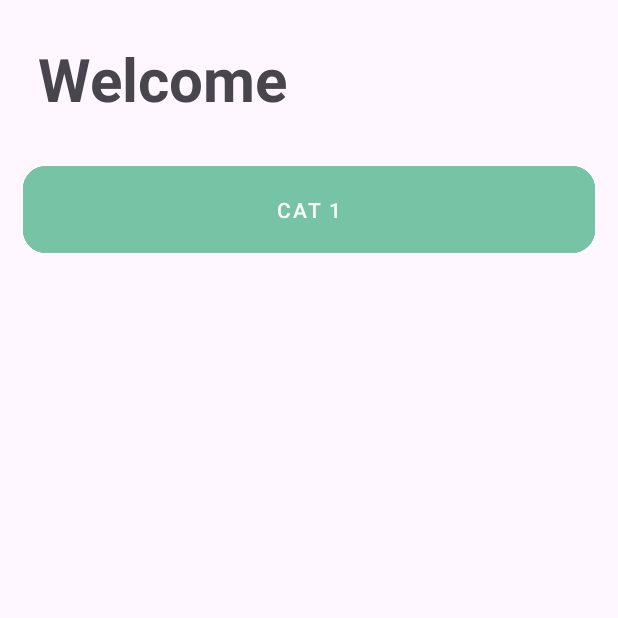
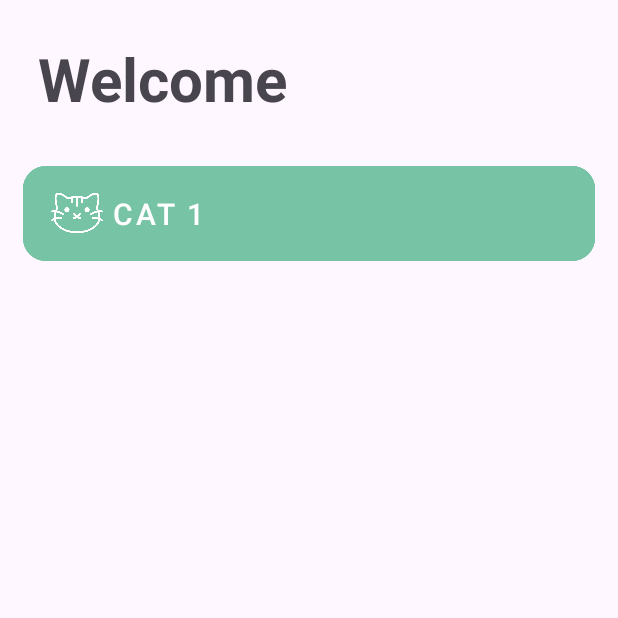
Before and after one commit to jakemoes/Pet-Tracker, an Android app: the screen it shows after launch (Wellcome), on a phone screen of 412 x 824 dp, the top half of it. Run offline under Robolectric (Android 15) with nearby library versions, the light colour scheme and no system bars.

Commit message:
add a picture to the button and style button

```diff
--- a/src/app/src/main/res/layout/activity_wellcome.xml
+++ b/src/app/src/main/res/layout/activity_wellcome.xml
@@ -22,21 +22,27 @@
         />
 
     <com.google.android.material.button.MaterialButton
-        android:id="@+id/btn_cat"
+        android:id="@+id/btn_cat_1"
         style="@style/Widget.MaterialComponents.Button.OutlinedButton"
         android:layout_width="match_parent"
-        android:layout_height="70dp"
+        android:layout_height="75dp"
         android:layout_marginHorizontal="15dp"
         android:layout_marginTop="25dp"
         android:layout_marginBottom="15dp"
         android:text="Cat 1"
+        android:textSize="20sp"
+        app:icon="@drawable/cat_01"
+        app:iconTint="@color/white"
         android:textColor="@color/white"
+        android:gravity="start|center_vertical"
+        app:iconSize="40dp"
         app:cornerRadius="15dp"
         app:layout_constraintTop_toBottomOf="@+id/tv_heading"
         app:layout_constraintEnd_toEndOf="parent"
         app:layout_constraintStart_toStartOf="parent"
         app:strokeColor="@color/main"
-        app:strokeWidth="2dp"
         android:backgroundTint="@color/main"/>
 
+
+
 </androidx.constraintlayout.widget.ConstraintLayout>
```
Also changed, not shown: src/app/src/main/res/drawable/cat_01.png (added).
